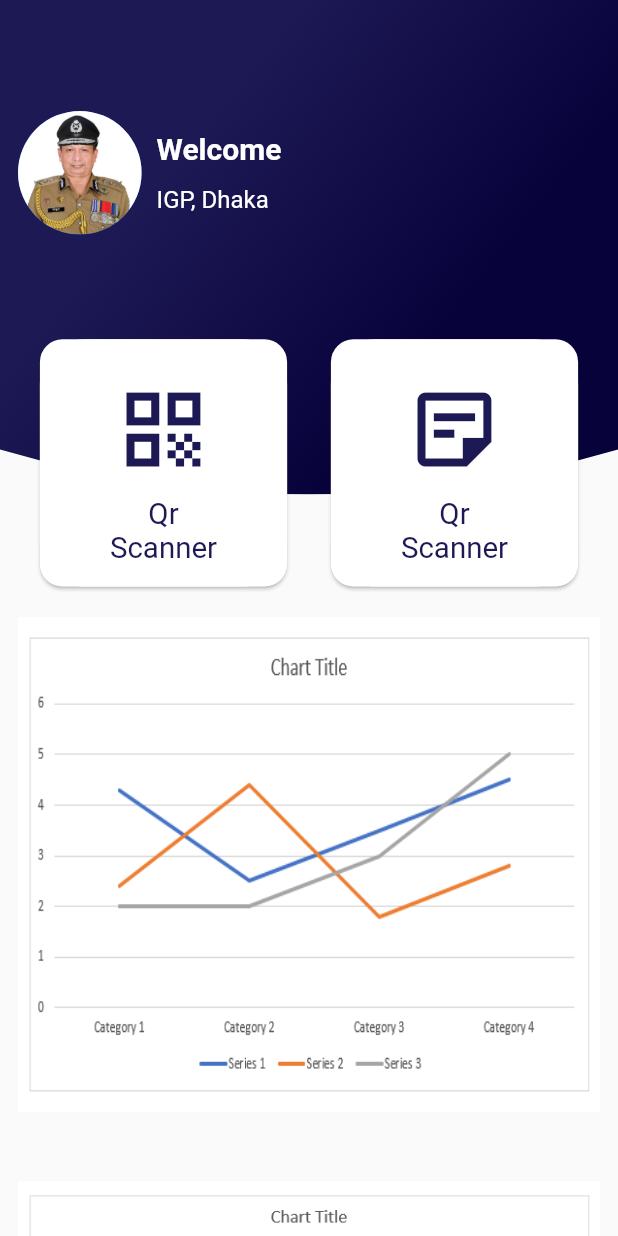
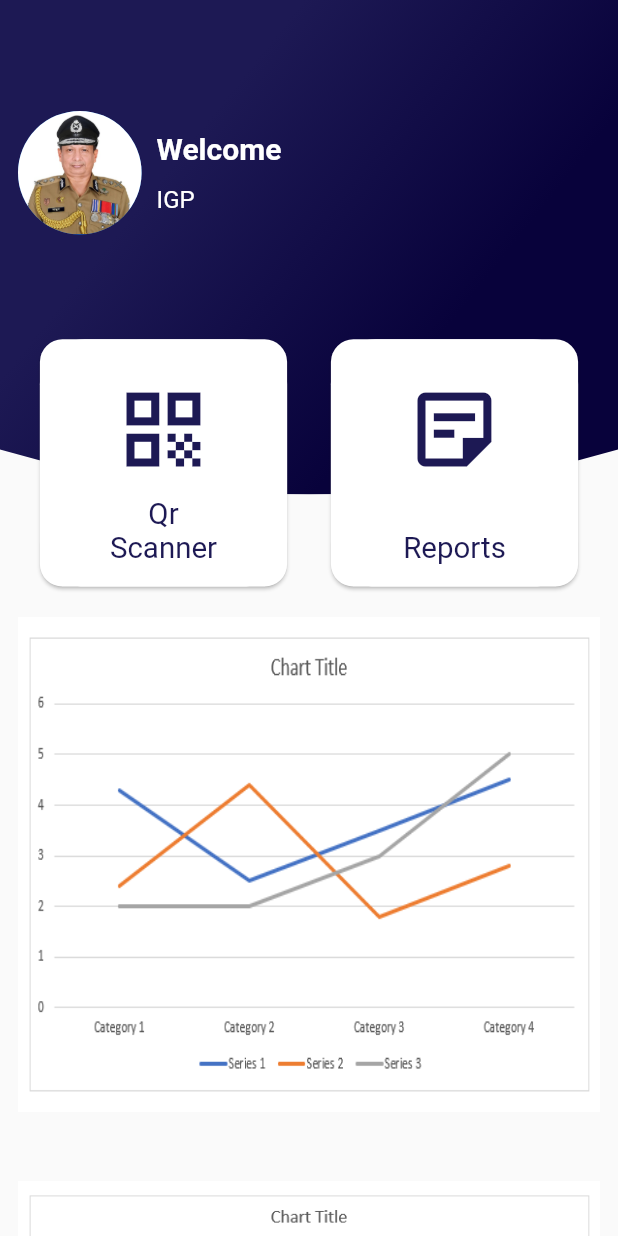
Before and after one commit to farhadhossen/ui_demos, a Flutter app: the screen it shows after launch, on a phone screen of 412 x 824 dp. Run offline on Flutter 3.47's test engine with Material 2 defaults, Android fonts, the phone set to English and light mode, and no system bars; our stand-ins replace get.

Commit message:
name change

```diff
--- a/lib/app/modules/home/views/home_view.dart
+++ b/lib/app/modules/home/views/home_view.dart
@@ -59,7 +59,7 @@ class HomeView extends GetView<HomeController> {
                             children: const  [
                               Text("Welcome", style: TextStyle(color: Colors.white, fontSize: 20, fontWeight: FontWeight.bold),),
                               // Text("Mr. Police", style: TextStyle(color: Colors.white, fontSize: 16, fontWeight: FontWeight.bold),),
-                              Text("IGP, Dhaka", style: TextStyle(color: Colors.white, fontSize: 16, ),),
+                              Text("IGP", style: TextStyle(color: Colors.white, fontSize: 16, ),),
                             ],
                           ),
                         ),
@@ -77,6 +77,7 @@ class HomeView extends GetView<HomeController> {
                       shape: RoundedRectangleBorder(
                         borderRadius: BorderRadius.circular(15.0)
                       ),
+                      // color: Colors.transparent,
                       child: Container(
                         height: screenSize.height*0.20,
                         width: screenSize.width*0.40,
@@ -124,7 +125,7 @@ class HomeView extends GetView<HomeController> {
                               flex: 2,
                               child: FittedBox(
                                 fit: BoxFit.fill,
-                                child: Text("Qr\nScanner", textAlign: TextAlign.center, style: TextStyle(color: AppColor.policeBlue,),),
+                                child: Text("\nReports", textAlign: TextAlign.center, style: TextStyle(color: AppColor.policeBlue,),),
                               ),
                             )
                           ],
```
